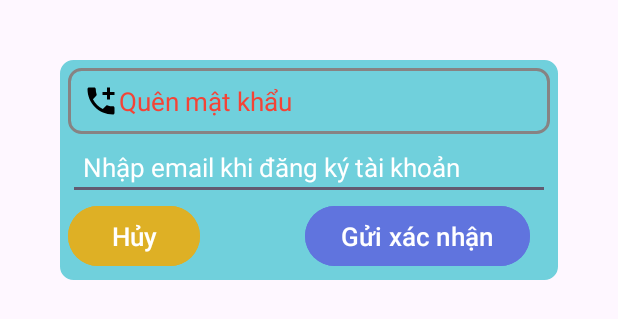
After one commit to Spam-Email-classification/android_BookingCare, an Android app: the layout dialog_fotgotpassword.xml on its own in the app's theme, with its tools: preview values and no code run, on a phone screen of 412 x 824 dp. The commit adds this screen. Shown: the top 319 px of the screen. Run offline under Robolectric (Android 15) with nearby library versions, the phone set to English and light mode, and no system bars.

Commit message:
phuong commit 29/3

```diff
--- a/BookingCare263/app/build.gradle.kts
+++ b/BookingCare263/app/build.gradle.kts
@@ -38,6 +38,10 @@ android {
 dependencies {
     implementation ("com.github.bumptech.glide:glide:4.12.0")
     implementation(libs.legacy.support.v4)
+    implementation(libs.firebase.auth)
+    implementation(libs.credentials)
+    implementation(libs.credentials.play.services.auth)
+    implementation(libs.googleid)
     annotationProcessor ("com.github.bumptech.glide:compiler:4.12.0")
 
     implementation(libs.appcompat)
--- a/BookingCare263/app/src/main/java/com/example/bookingcare263/UserActivity.java
+++ b/BookingCare263/app/src/main/java/com/example/bookingcare263/UserActivity.java
@@ -96,6 +96,7 @@ public class UserActivity extends AppCompatActivity {
         }
 
 
+
     }
 
     @Override
--- a/BookingCare263/app/src/main/java/com/example/bookingcare263/model/accout.java
+++ b/BookingCare263/app/src/main/java/com/example/bookingcare263/model/accout.java
@@ -1,17 +1,19 @@
 package com.example.bookingcare263.model;
 
 public class accout {
-    private String name, phone, pass, as;
+    private String name, phone, pass, email,  as;
 
-    public accout(String name, String phone, String pass, String as) {
+    public accout(String name, String phone, String pass, String as, String email) {
         this.name = name;
         this.phone = phone;
         this.pass = pass;
         this.as = as;
+        this.email = email;
     }
 
     public accout() {
     }
+
 
     public String getName() {
         return name;
--- a/BookingCare263/app/src/main/java/com/example/bookingcare263/ui/uiuser/lichhenFragment.java
+++ b/BookingCare263/app/src/main/java/com/example/bookingcare263/ui/uiuser/lichhenFragment.java
@@ -54,6 +54,7 @@ public class lichhenFragment extends Fragment {
         dbhelper = new DatabaseHelper(getContext());
         listlichhen = dbhelper.getAlllichhen(UserActivity.iduser);
 
+
         Log.d("listlichhen size", listlichhen.size() + "");
 
         rcvlichhen = binding.rcvlichhen;
--- /dev/null
+++ b/BookingCare263/app/src/main/res/layout/dialog_fotgotpassword.xml
@@ -0,0 +1,67 @@
+<?xml version="1.0" encoding="utf-8"?>
+<LinearLayout xmlns:android="http://schemas.android.com/apk/res/android"
+    android:layout_width="match_parent"
+    android:layout_height="match_parent"
+    android:layout_margin="20dp"
+    android:padding="20dp"
+
+
+    android:orientation="vertical">
+
+    <LinearLayout
+        android:id="@+id/dialog_box"
+        android:layout_width="match_parent"
+        android:layout_height="wrap_content"
+        android:background="@drawable/khungbo"
+        android:backgroundTint="#70D0DC"
+        android:orientation="vertical"
+        android:padding="5dp">
+
+        <TextView
+            android:layout_width="match_parent"
+            android:layout_height="wrap_content"
+            android:background="@drawable/khungbo"
+            android:drawableLeft="@drawable/call"
+            android:textColor="#F44336"
+            android:padding="10dp"
+            android:text="Quên mật khẩu"
+            android:textSize="17dp" />
+
+        <EditText
+            android:id="@+id/edtemailforgot"
+            android:layout_width="match_parent"
+            android:layout_height="match_parent"
+            android:hint="Nhập email khi đăng ký tài khoản"
+            android:padding="10dp"
+            android:textColor="@color/black"
+            android:textColorHint="@color/white"
+            android:singleLine="true"
+            android:textSize="17dp" />
+
+        <LinearLayout
+            android:layout_width="wrap_content"
+            android:layout_height="wrap_content">
+
+            <Button
+                android:id="@+id/btncancel"
+                android:layout_width="wrap_content"
+                android:layout_height="wrap_content"
+                android:layout_marginRight="20dp"
+                android:backgroundTint="#DEB025"
+                android:text="Hủy"
+                android:textSize="17dp" />
+
+            <Button
+                android:id="@+id/btnforgot"
+                android:layout_width="wrap_content"
+                android:layout_height="wrap_content"
+                android:layout_marginLeft="50dp"
+                android:backgroundTint="#6074DE"
+                android:text="Gửi xác nhận"
+                android:textSize="17dp" />
+
+        </LinearLayout>
+
+
+    </LinearLayout>
+</LinearLayout>
--- a/BookingCare263/app/src/main/res/layout/fragment_homeus.xml
+++ b/BookingCare263/app/src/main/res/layout/fragment_homeus.xml
@@ -21,13 +21,15 @@
 
 
     <ViewFlipper
+        android:id="@+id/flipper"
         android:layout_width="match_parent"
+
         android:layout_height="120dp"
-
         android:layout_marginLeft="5dp"
         android:layout_marginRight="5dp"
         android:layout_marginBottom="10dp"
-        android:background="@drawable/khungbo" />
+        android:background="@drawable/khungbo" >
+    </ViewFlipper>
 
 
     <androidx.core.widget.NestedScrollView
```
Also changed, not shown: BookingCare263/app/src/main/java/com/example/bookingcare263/Danhsachbacsi.java (+26 -5 lines), BookingCare263/app/src/main/java/com/example/bookingcare263/LoginActivity.java (+60 -12 lines), BookingCare263/app/src/main/java/com/example/bookingcare263/SignUpActitvity.java (+54 -11 lines), BookingCare263/app/src/main/java/com/example/bookingcare263/ui/uiuser/HomeFragment.java (+18 -1 lines), BookingCare263/app/src/main/res/drawable/email.xml (added, +7 -0 lines), BookingCare263/app/src/main/res/layout/actitvity_signup.xml (+17 -3 lines), BookingCare263/app/src/main/res/layout/activity_login.xml (+23 -13 lines), BookingCare263/gradle/libs.versions.toml (+8 -0 lines), BookingCare263/app/src/main/res/drawable/flipper1.jpg (added), BookingCare263/app/src/main/res/drawable/flipper2.png (added), BookingCare263/app/src/main/res/drawable/flipper3.jpg (added), BookingCare263/app/src/main/res/drawable/flipper4.jpg (added).
